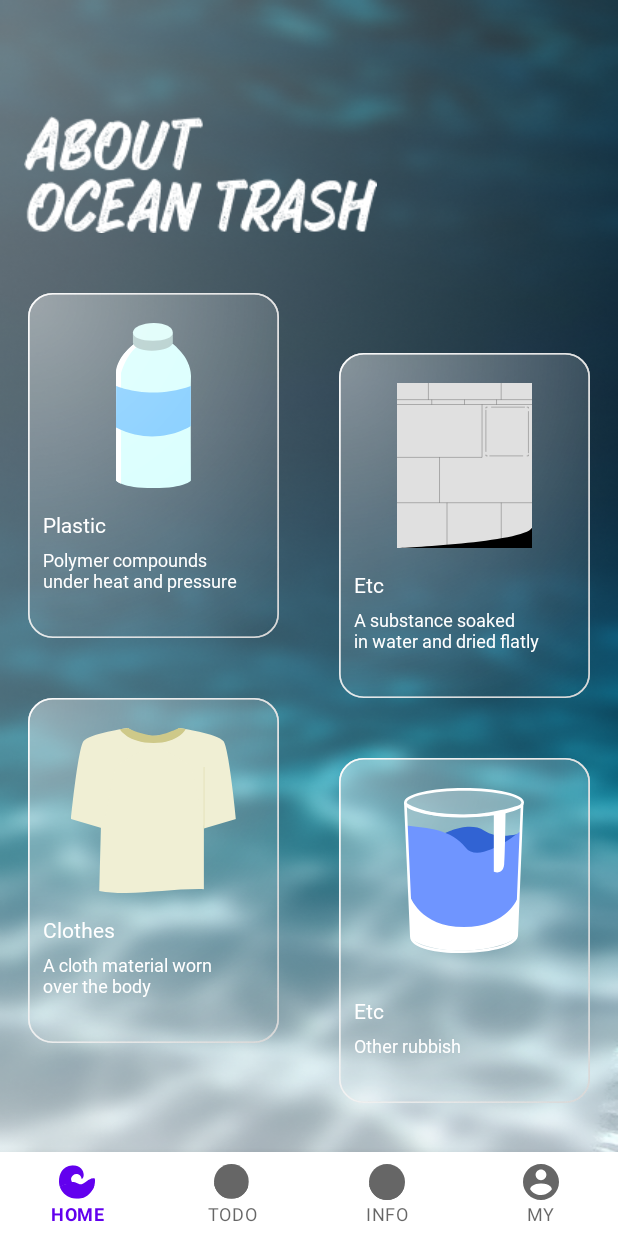
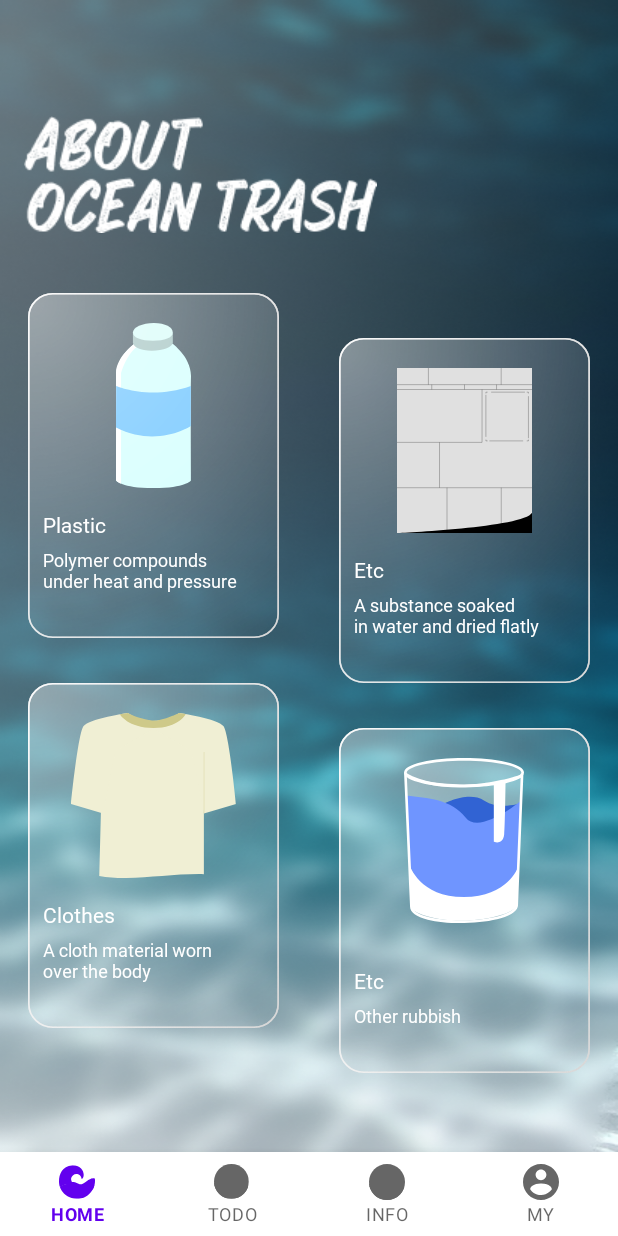
Before and after one commit to OceanNic-London/OceanNic, an Android app: the fragment FragmentCategory placed in its activity, on a phone screen of 412 x 824 dp. Run offline under Robolectric (Android 15) with nearby library versions, the phone set to English and light mode, and no system bars; our stand-ins replace Firebase (no records; nobody signed in at launch, a user with empty details on screens opened directly).

Commit message:
위치 조정

```diff
--- a/app/src/main/res/layout/fragment_category.xml
+++ b/app/src/main/res/layout/fragment_category.xml
@@ -63,11 +63,10 @@
             android:layout_width="wrap_content"
             android:layout_height="wrap_content"
             android:layout_marginLeft="40dp"
-            android:layout_marginTop="40dp">
+            android:layout_marginTop="30dp">
             <ImageView
                 android:layout_width="wrap_content"
                 android:layout_height="wrap_content"
-
                 android:background="@android:color/transparent"
                 android:src="@drawable/ic_category_box"/>
             <ImageView
@@ -154,7 +153,7 @@
             android:layout_width="wrap_content"
             android:layout_height="wrap_content"
             android:layout_marginLeft="40dp"
-            android:layout_marginTop="40dp">
+            android:layout_marginTop="30dp">
             <ImageView
                 android:layout_width="wrap_content"
                 android:layout_height="wrap_content"
```
